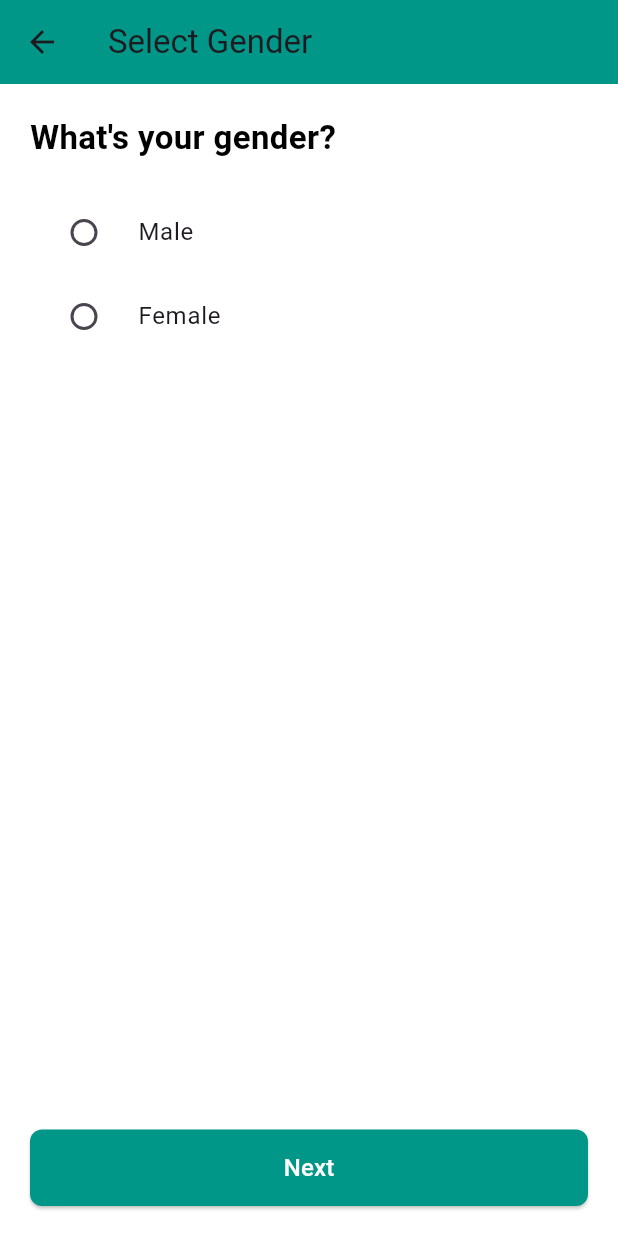
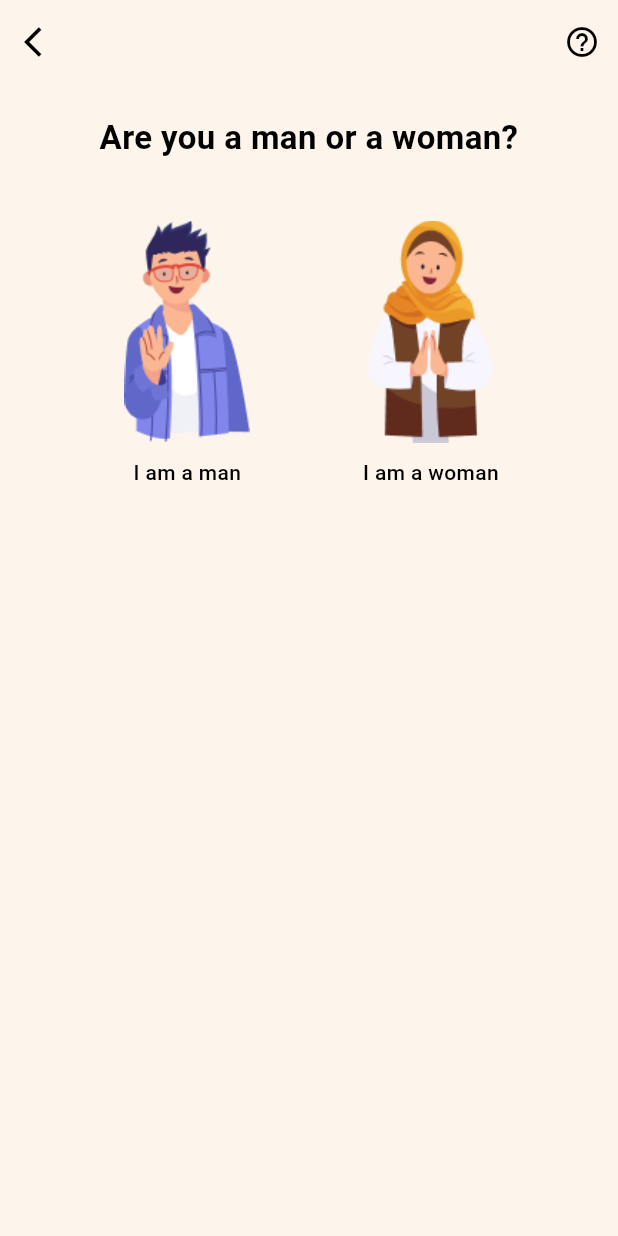
Before and after one commit to muhammadhassanmahar/Muna-Match, a Flutter app: the GenderScreen screen opened directly, on a phone screen of 412 x 824 dp. Run offline on Flutter 3.47's test engine with Material 3 defaults, Android fonts, the phone set to English and light mode, and no system bars.

Commit message:
Added GenderScreen with SizedBox fix

```diff
--- a/lib/gender_screen.dart
+++ b/lib/gender_screen.dart
@@ -1,80 +1,87 @@
 import 'package:flutter/material.dart';
+import 'name_screen.dart';
 
-class GenderScreen extends StatefulWidget {
+class GenderScreen extends StatelessWidget {
   const GenderScreen({super.key});
-
-  @override
-  State<GenderScreen> createState() => _GenderScreenState();
-}
-
-class _GenderScreenState extends State<GenderScreen> {
-  String? selectedGender;
 
   @override
   Widget build(BuildContext context) {
     return Scaffold(
+      backgroundColor: const Color(0xFFFDF5EC), // light beige bg
       appBar: AppBar(
-        title: const Text("Select Gender"),
-        backgroundColor: Colors.teal,
+        backgroundColor: const Color(0xFFFDF5EC),
+        elevation: 0,
+        leading: IconButton(
+          icon: const Icon(Icons.arrow_back_ios, color: Colors.black),
+          onPressed: () => Navigator.pop(context),
+        ),
+        actions: [
+          IconButton(
+            icon: const Icon(Icons.help_outline, color: Colors.black),
+            onPressed: () {},
+          ),
+        ],
       ),
       body: Padding(
-        padding: const EdgeInsets.all(20),
+        padding: const EdgeInsets.symmetric(horizontal: 20),
         child: Column(
-          crossAxisAlignment: CrossAxisAlignment.start,
+          crossAxisAlignment: CrossAxisAlignment.center,
           children: [
+            const SizedBox(height: 20),
             const Text(
-              "What's your gender?",
-              style: TextStyle(fontSize: 22, fontWeight: FontWeight.bold),
+              "Are you a man or a woman?",
+              textAlign: TextAlign.center,
+              style: TextStyle(
+                fontSize: 22,
+                fontWeight: FontWeight.bold,
+                color: Colors.black,
+              ),
             ),
-            const SizedBox(height: 20),
-            RadioListTile<String>(
-              title: const Text("Male"),
-              value: "Male",
-              groupValue: selectedGender,
-              onChanged: (value) {
-                setState(() {
-                  selectedGender = value;
-                });
-              },
+            const SizedBox(height: 40),
+            Row(
+              mainAxisAlignment: MainAxisAlignment.spaceEvenly,
+              children: [
+                _genderOption(
+                  context,
+                  imagePath: 'assets/images/men.png',
+                  label: 'I am a man',
+                ),
+                _genderOption(
+                  context,
+                  imagePath: 'assets/images/women.png',
+                  label: 'I am a woman',
+                ),
+              ],
             ),
-            RadioListTile<String>(
-              title: const Text("Female"),
-              value: "Female",
-              groupValue: selectedGender,
-              onChanged: (value) {
-                setState(() {
-                  selectedGender = value;
-                });
-              },
-            ),
-            const Spacer(),
-            SizedBox(
-              width: double.infinity,
-              child: ElevatedButton(
-                onPressed: () {
-                  if (selectedGender != null) {
-                    // Next screen navigation
-                    ScaffoldMessenger.of(context).showSnackBar(
-                      SnackBar(content: Text("Selected: $selectedGender")),
-                    );
-                  }
-                },
-                style: ElevatedButton.styleFrom(
-                  backgroundColor: Colors.teal,
-                  padding: const EdgeInsets.symmetric(vertical: 14),
-                  shape: RoundedRectangleBorder(
-                    borderRadius: BorderRadius.circular(8),
-                  ),
-                ),
-                child: const Text(
-                  "Next",
-                  style: TextStyle(fontSize: 16, color: Colors.white),
-                ),
-              ),
-            )
           ],
         ),
       ),
     );
   }
+
+  Widget _genderOption(BuildContext context,
+      {required String imagePath, required String label}) {
+    return GestureDetector(
+      onTap: () {
+        Navigator.push(
+          context,
+          MaterialPageRoute(builder: (_) => const NameScreen()),
+        );
+      },
+      child: Column(
+        children: [
+          SizedBox( // Container ko SizedBox se replace kiya
+            width: MediaQuery.of(context).size.width * 0.28,
+            height: MediaQuery.of(context).size.height * 0.18,
+            child: Image.asset(imagePath, fit: BoxFit.contain),
+          ),
+          const SizedBox(height: 10),
+          Text(
+            label,
+            style: const TextStyle(fontSize: 14, fontWeight: FontWeight.w500),
+          ),
+        ],
+      ),
+    );
+  }
 }
--- a/pubspec.yaml
+++ b/pubspec.yaml
@@ -65,6 +65,8 @@ flutter:
     - assets/images/google.png
     - assets/images/characters.png
     - assets/images/logo2.png
+    - assets/images/women.png
+    - assets/images/men.png
 
 
   # An image asset can refer to one or more resolution-specific "variants", see
```
Also changed, not shown: lib/name_screen.dart (added, +52 -0 lines), assets/images/men.png (added), assets/images/women.png (added).
